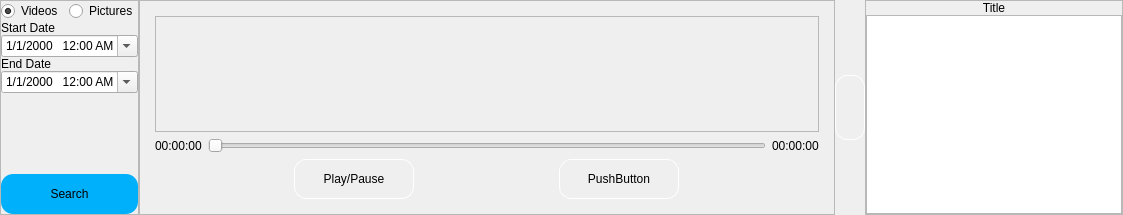
Before: the Qt Designer form custom_widgets/records/records.ui in elmhadji/AccessController, drawn with Qt 5.
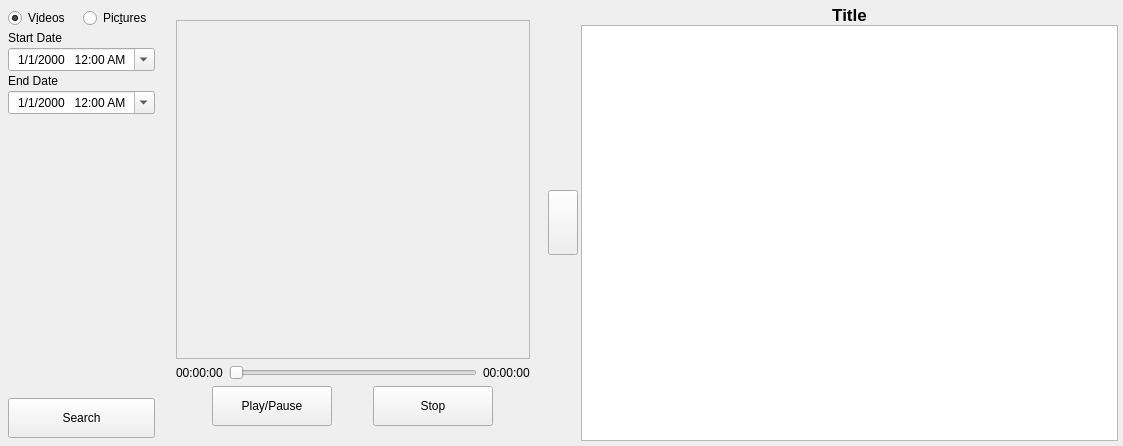
After: the same form once the commit is applied. The open tabs and pages were chosen to show the change. Icons and pictures are not drawn.

```diff
--- a/custom_widgets/records/records.ui
+++ b/custom_widgets/records/records.ui
@@ -7,7 +7,7 @@
     <x>0</x>
     <y>0</y>
     <width>1123</width>
-    <height>215</height>
+    <height>446</height>
    </rect>
   </property>
   <property name="minimumSize">
@@ -20,62 +20,137 @@
    <string>Form</string>
   </property>
   <property name="styleSheet">
-   <string notr="true"> #searchButton {
+   <string notr="true">#Records{
+	background-color: rgb(33, 33, 33);
+
+}
+#Records QLabel{
+	color: rgb(189, 189, 189);
+
+}
+#Records &gt;QFrame {
+	border: 1px solid rgb(189, 189, 189);
+}
+ #searchButton {
 	background-color: rgb(0, 176, 251);
 	border : None;
-	border-radius:12px
+	border-radius:10px;
+	padding:10px;
 }
-QPushButton {
-	border: 1px solid rgb(255, 255, 255);
-	border-radius:12px;
-}</string>
+#frame QPushButton {
+	background-color: rgb(43, 45, 53);
+	color: rgb(189, 189, 189);
+    border: 1px solid rgb(189, 189, 189);
+    border-radius: 12px; 
+    padding: 10px; 
+
+}
+#frame QPushButton::hover {
+	background-color: rgb(0, 142, 246);
+
+}
+
+QRadioButton{
+	color: rgb(189, 189, 189);
+
+}
+
+#toggleSideBarButton{
+	background-color: rgb(43, 45, 53);
+	color: rgb(189, 189, 189);
+    border: 1px solid rgb(189, 189, 189);
+    border-radius: 12px; 
+
+}
+
+#listWidget{
+	background-color:  rgb(33, 33, 33);
+	color: rgb(189, 189, 189);
+	border: 1px solid rgb(189, 189, 189);
+}
+#listWidget::item:selected{
+	background-color: rgb(78, 114, 171);
+
+}
+#listWidget::item:hover{
+	background-color: rgb(86, 125, 188);
+
+}
+
+/* Generated automatical with phind (don't care to understand what's it do becaus it look cool)*/
+
+QDateTimeEdit {
+        background-color: rgb(43, 45, 53);
+        color: rgb(189, 189, 189);
+        border: 1px solid rgb(189, 189, 189);
+        border-radius: 12px;
+        padding: 10px;
+        font-size: 14px;
+    }
+
+    QDateTimeEdit::drop-down {
+		 image: url(:/resources/resources/Icons/angle-down-solid.svg);
+       	subcontrol-origin: padding;
+        subcontrol-position: top right;
+        width: 25px;
+        border-left-width: 1px;
+        border-left-color: rgb(189, 189, 189);
+        border-left-style: solid;
+        border-top-right-radius: 12px;
+        border-bottom-right-radius: 12px;
+        icon-size: 16px, 16px;
+        padding: 5px;
+    }
+
+ QDateTimeEdit::hover {
+        border: 1px solid rgb(0, 142, 246);
+    }
+
+</string>
   </property>
-  <layout class="QHBoxLayout" name="horizontalLayout_2" stretch="1,5,0,0">
+  <layout class="QHBoxLayout" name="horizontalLayout_2" stretch="2,5,0,7">
    <property name="spacing">
-    <number>0</number>
+    <number>3</number>
    </property>
    <property name="leftMargin">
-    <number>0</number>
+    <number>5</number>
    </property>
    <property name="topMargin">
-    <number>0</number>
+    <number>5</number>
    </property>
    <property name="rightMargin">
-    <number>0</number>
+    <number>5</number>
    </property>
    <property name="bottomMargin">
-    <number>0</number>
+    <number>5</number>
    </property>
    <item>
     <widget class="QFrame" name="leftSideBare">
-     <property name="frameShape">
-      <enum>QFrame::StyledPanel</enum>
-     </property>
      <property name="frameShadow">
-      <enum>QFrame::Raised</enum>
+      <enum>QFrame::Shadow::Raised</enum>
      </property>
      <layout class="QVBoxLayout" name="verticalLayout_3">
       <property name="spacing">
-       <number>0</number>
+       <number>3</number>
       </property>
       <property name="leftMargin">
-       <number>0</number>
+       <number>3</number>
       </property>
       <property name="topMargin">
-       <number>0</number>
+       <number>3</number>
       </property>
       <property name="rightMargin">
-       <number>0</number>
+       <number>3</number>
       </property>
       <property name="bottomMargin">
-       <number>0</number>
+       <number>3</number>
       </property>
       <item>
        <layout class="QHBoxLayout" name="horizontalLayout_3">
         <item>
          <widget class="QRadioButton" name="videoRadioButton">
           <property name="text">
-           <string>Videos</string>
+           <string>V&amp;ideos</string>
           </property>
           <property name="checked">
            <bool>true</bool>
@@ -85,26 +160,26 @@
         <item>
          <widget class="QRadioButton" name="pictureRadioButton">
           <property name="text">
-           <string>Pictures</string>
+           <string>Pic&amp;tures</string>
           </property>
          </widget>
         </item>
        </layout>
       </item>
       <item>
-       <widget class="QLabel" name="label">
+       <widget class="QLabel" name="startDateLabel">
         <property name="text">
          <string>Start Date</string>
         </property>
        </widget>
       </item>
       <item>
-       <widget class="QDateTimeEdit" name="dateTimeEdit">
+       <widget class="QDateTimeEdit" name="startDateInput">
         <property name="alignment">
-         <set>Qt::AlignCenter</set>
+         <set>Qt::AlignmentFlag::AlignCenter</set>
         </property>
         <property name="buttonSymbols">
-         <enum>QAbstractSpinBox::NoButtons</enum>
+         <enum>QAbstractSpinBox::ButtonSymbols::NoButtons</enum>
         </property>
         <property name="accelerated">
          <bool>true</bool>
@@ -121,19 +196,19 @@
        </widget>
       </item>
       <item>
-       <widget class="QLabel" name="label_2">
+       <widget class="QLabel" name="endDateLabel">
         <property name="text">
          <string>End Date</string>
         </property>
        </widget>
       </item>
       <item>
-       <widget class="QDateTimeEdit" name="dateTimeEdit_2">
+       <widget class="QDateTimeEdit" name="endDateInput">
         <property name="alignment">
-         <set>Qt::AlignCenter</set>
+         <set>Qt::AlignmentFlag::AlignCenter</set>
         </property>
         <property name="buttonSymbols">
-         <enum>QAbstractSpinBox::NoButtons</enum>
+         <enum>QAbstractSpinBox::ButtonSymbols::NoButtons</enum>
         </property>
         <property name="displayFormat">
          <string>M/d/yyyy   h:mm AP</string>
@@ -146,7 +221,7 @@
       <item>
        <spacer name="verticalSpacer_2">
         <property name="orientation">
-         <enum>Qt::Vertical</enum>
+         <enum>Qt::Orientation::Vertical</enum>
         </property>
         <property name="sizeHint" stdset="0">
          <size>
@@ -167,6 +242,10 @@
         <property name="text">
          <string>Search</string>
         </property>
+        <property name="icon">
+         <iconset resource="records.qrc">
+          <normaloff>:/resources/resources/Icons/magnifying-glass-solid.svg</normaloff>:/resources/resources/Icons/magnifying-glass-solid.svg</iconset>
+        </property>
        </widget>
       </item>
      </layout>
@@ -174,11 +253,8 @@
    </item>
    <item>
     <widget class="QFrame" name="frame">
-     <property name="frameShape">
-      <enum>QFrame::StyledPanel</enum>
-     </property>
      <property name="frameShadow">
-      <enum>QFrame::Raised</enum>
+      <enum>QFrame::Shadow::Raised</enum>
      </property>
      <layout class="QVBoxLayout" name="verticalLayout_2" stretch="0">
       <property name="leftMargin">
@@ -196,20 +272,20 @@
       <item>
        <widget class="QStackedWidget" name="stackedWidget">
         <property name="frameShadow">
-         <enum>QFrame::Plain</enum>
+         <enum>QFrame::Shadow::Plain</enum>
         </property>
         <property name="currentIndex">
-         <number>0</number>
+         <number>1</number>
         </property>
         <widget class="QWidget" name="videoPlayerPage">
          <layout class="QVBoxLayout" name="verticalLayout_4" stretch="1,0,0">
           <item>
            <widget class="QFrame" name="videoWidgetFram">
             <property name="frameShape">
-             <enum>QFrame::StyledPanel</enum>
+             <enum>QFrame::Shape::StyledPanel</enum>
             </property>
             <property name="frameShadow">
-             <enum>QFrame::Raised</enum>
+             <enum>QFrame::Shadow::Raised</enum>
             </property>
             <layout class="QGridLayout" name="gridLayout">
              <property name="leftMargin">
@@ -258,7 +334,7 @@
                <bool>true</bool>
               </property>
               <property name="orientation">
-               <enum>Qt::Horizontal</enum>
+               <enum>Qt::Orientation::Horizontal</enum>
               </property>
              </widget>
             </item>
@@ -273,6 +349,9 @@
           </item>
           <item>
            <layout class="QHBoxLayout" name="horizontalLayout">
+            <property name="spacing">
+             <number>5</number>
+            </property>
             <item>
              <widget class="QPushButton" name="playButton">
               <property name="minimumSize">
@@ -291,8 +370,8 @@
                <string>Play/Pause</string>
               </property>
               <property name="icon">
-               <iconset>
-                <normaloff>:/icons/Icons/play.png</normaloff>:/icons/Icons/play.png</iconset>
+               <iconset resource="records.qrc">
+                <normaloff>:/resources/resources/Icons/play-solid.svg</normaloff>:/resources/resources/Icons/play-solid.svg</iconset>
               </property>
              </widget>
             </item>
@@ -311,11 +390,11 @@
                </size>
               </property>
               <property name="text">
-               <string>PushButton</string>
+               <string>Stop</string>
               </property>
               <property name="icon">
-               <iconset>
-                <normaloff>:/icons/Icons/stop.png</normaloff>:/icons/Icons/stop.png</iconset>
+               <iconset resource="records.qrc">
+                <normaloff>:/resources/resources/Icons/stop-solid.svg</normaloff>:/resources/resources/Icons/stop-solid.svg</iconset>
               </property>
              </widget>
             </item>
@@ -330,8 +409,11 @@
             <property name="text">
              <string>TextLabel</string>
             </property>
+            <property name="scaledContents">
+             <bool>true</bool>
+            </property>
             <property name="alignment">
-             <set>Qt::AlignCenter</set>
+             <set>Qt::AlignmentFlag::AlignCenter</set>
             </property>
            </widget>
           </item>
@@ -360,8 +442,8 @@
       <string/>
      </property>
      <property name="icon">
-      <iconset>
-       <normaloff>:/icons/Icons/angle-left.png</normaloff>:/icons/Icons/angle-left.png</iconset>
+      <iconset resource="records.qrc">
+       <normaloff>:/resources/resources/Icons/angle-left-solid.svg</normaloff>:/resources/resources/Icons/angle-left-solid.svg</iconset>
      </property>
     </widget>
    </item>
@@ -382,11 +464,8 @@
        <height>16777215</height>
       </size>
      </property>
-     <property name="frameShape">
-      <enum>QFrame::StyledPanel</enum>
-     </property>
      <property name="frameShadow">
-      <enum>QFrame::Raised</enum>
+      <enum>QFrame::Shadow::Raised</enum>
      </property>
      <property name="toggled" stdset="0">
       <bool>true</bool>
@@ -408,12 +487,19 @@
        <number>0</number>
       </property>
       <item>
-       <widget class="QLabel" name="title">
+       <widget class="QLabel" name="titleLabel">
+        <property name="font">
+         <font>
+          <pointsize>13</pointsize>
+          <italic>false</italic>
+          <bold>true</bold>
+         </font>
+        </property>
         <property name="text">
          <string>Title</string>
         </property>
         <property name="alignment">
-         <set>Qt::AlignCenter</set>
+         <set>Qt::AlignmentFlag::AlignCenter</set>
         </property>
        </widget>
       </item>
@@ -423,7 +509,7 @@
          <bool>true</bool>
         </property>
         <property name="editTriggers">
-         <set>QAbstractItemView::DoubleClicked</set>
+         <set>QAbstractItemView::EditTrigger::DoubleClicked</set>
         </property>
        </widget>
       </item>
```
Left out of the diff: 6 changed lines with no effect on the pictures.
